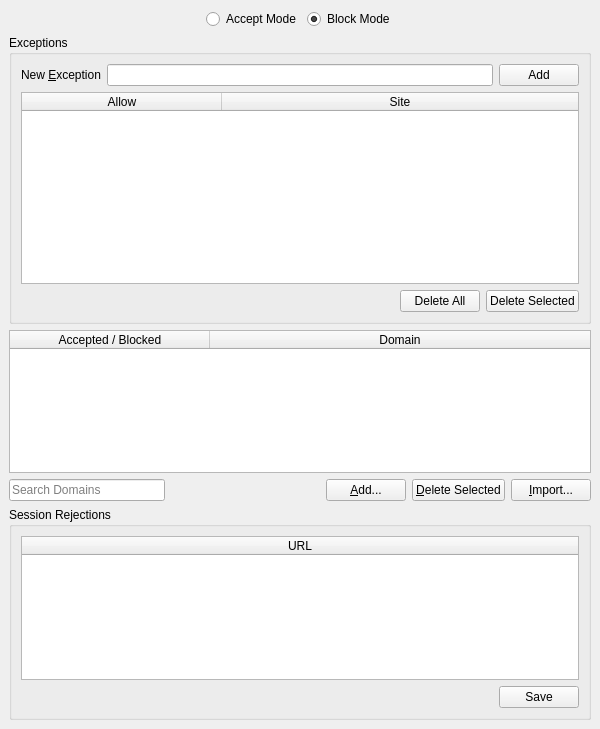
This is 2.x/UI/dooble_accepted_or_blocked_domains.ui in textbrowser/dooble as Qt 5 draws it before an edit. The edited form follows.
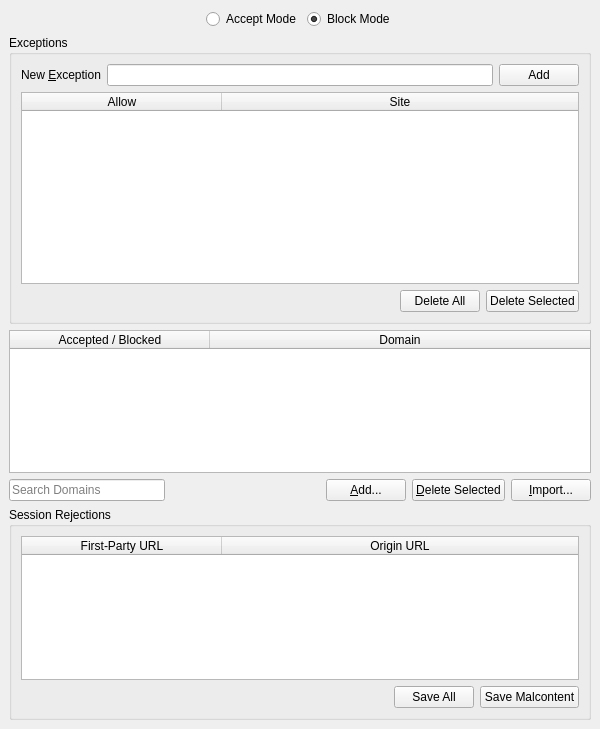
This is the edited form. Icons and pictures are not drawn. Custom widgets are drawn as their Qt base class.

```diff
--- a/2.x/UI/dooble_accepted_or_blocked_domains.ui
+++ b/2.x/UI/dooble_accepted_or_blocked_domains.ui
@@ -311,6 +311,12 @@
          <property name="sortingEnabled">
           <bool>true</bool>
          </property>
+         <attribute name="horizontalHeaderMinimumSectionSize">
+          <number>150</number>
+         </attribute>
+         <attribute name="horizontalHeaderDefaultSectionSize">
+          <number>200</number>
+         </attribute>
          <attribute name="horizontalHeaderStretchLastSection">
           <bool>true</bool>
          </attribute>
@@ -319,7 +325,12 @@
          </attribute>
          <column>
           <property name="text">
-           <string>URL</string>
+           <string>First-Party URL</string>
+          </property>
+         </column>
+         <column>
+          <property name="text">
+           <string>Origin URL</string>
           </property>
          </column>
         </widget>
@@ -345,7 +356,17 @@
             <string>Save domains permanently.</string>
            </property>
            <property name="text">
-            <string>Save</string>
+            <string>Save All</string>
+           </property>
+          </widget>
+         </item>
+         <item>
+          <widget class="QPushButton" name="save_malcontent">
+           <property name="toolTip">
+            <string>&lt;html&gt;&lt;head/&gt;&lt;body&gt;&lt;p&gt;Save Origin URLs if their First-Party URL counterparts are malformed.&lt;/p&gt;&lt;/body&gt;&lt;/html&gt;</string>
+           </property>
+           <property name="text">
+            <string>Save Malcontent</string>
            </property>
           </widget>
          </item>
```
Left out of the diff: 4 changed lines with no effect on the pictures.
